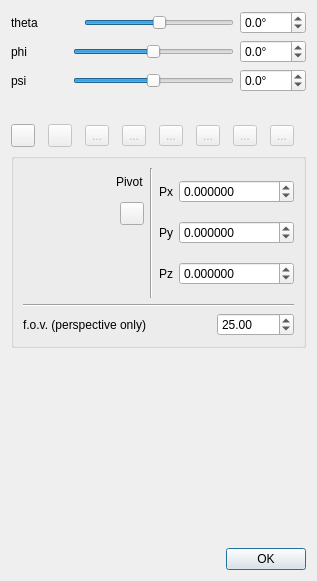
Before: the Qt Designer form qCC/ui_templates/cameraParamDlg.ui in CloudCompare/CloudCompare, drawn with Qt 5.
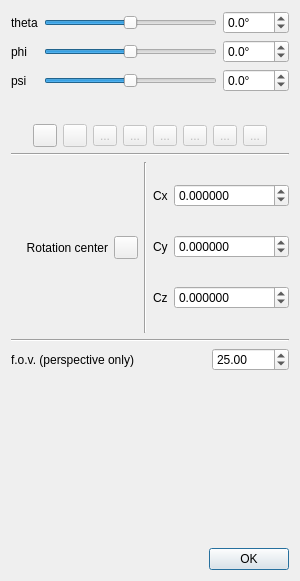
After: the same form once the commit is applied. Icons and pictures are not drawn.

The edit to the form file:
```diff
--- a/qCC/ui_templates/cameraParamDlg.ui
+++ b/qCC/ui_templates/cameraParamDlg.ui
@@ -6,52 +6,24 @@
    <rect>
     <x>0</x>
     <y>0</y>
-    <width>317</width>
+    <width>300</width>
     <height>581</height>
    </rect>
   </property>
-  <property name="minimumSize">
-   <size>
-    <width>317</width>
-    <height>581</height>
-   </size>
-  </property>
-  <property name="maximumSize">
-   <size>
-    <width>317</width>
-    <height>581</height>
-   </size>
-  </property>
   <property name="windowTitle">
    <string>Camera parameters</string>
   </property>
-  <layout class="QVBoxLayout" name="verticalLayout_3">
+  <layout class="QVBoxLayout" name="verticalLayout">
    <item>
-    <layout class="QHBoxLayout" name="horizontalLayout_2">
-     <item>
+    <layout class="QGridLayout" name="gridLayout">
+     <item row="0" column="0">
       <widget class="QLabel" name="label">
        <property name="text">
         <string>theta</string>
        </property>
       </widget>
      </item>
-     <item>
-      <spacer name="horizontalSpacer_2">
-       <property name="orientation">
-        <enum>Qt::Horizontal</enum>
-       </property>
-       <property name="sizeType">
-        <enum>QSizePolicy::Maximum</enum>
-       </property>
-       <property name="sizeHint" stdset="0">
-        <size>
-         <width>40</width>
-         <height>20</height>
-        </size>
-       </property>
-      </spacer>
-     </item>
-     <item>
+     <item row="0" column="1">
       <widget class="QSlider" name="thetaSlider">
        <property name="minimumSize">
         <size>
@@ -76,7 +48,7 @@
        </property>
       </widget>
      </item>
-     <item>
+     <item row="0" column="2">
       <widget class="QDoubleSpinBox" name="thetaSpinBox">
        <property name="suffix">
         <string>°</string>
@@ -95,34 +67,14 @@
        </property>
       </widget>
      </item>
-    </layout>
-   </item>
-   <item>
-    <layout class="QHBoxLayout" name="horizontalLayout">
-     <item>
+     <item row="1" column="0">
       <widget class="QLabel" name="label_2">
        <property name="text">
         <string>phi</string>
        </property>
       </widget>
      </item>
-     <item>
-      <spacer name="horizontalSpacer">
-       <property name="orientation">
-        <enum>Qt::Horizontal</enum>
-       </property>
-       <property name="sizeType">
-        <enum>QSizePolicy::Maximum</enum>
-       </property>
-       <property name="sizeHint" stdset="0">
-        <size>
-         <width>40</width>
-         <height>20</height>
-        </size>
-       </property>
-      </spacer>
-     </item>
-     <item>
+     <item row="1" column="1">
       <widget class="QSlider" name="phiSlider">
        <property name="minimumSize">
         <size>
@@ -147,7 +99,7 @@
        </property>
       </widget>
      </item>
-     <item>
+     <item row="1" column="2">
       <widget class="QDoubleSpinBox" name="phiSpinBox">
        <property name="suffix">
         <string>°</string>
@@ -166,34 +118,14 @@
        </property>
       </widget>
      </item>
-    </layout>
-   </item>
-   <item>
-    <layout class="QHBoxLayout" name="horizontalLayout_3">
-     <item>
+     <item row="2" column="0">
       <widget class="QLabel" name="label_3">
        <property name="text">
         <string>psi</string>
        </property>
       </widget>
      </item>
-     <item>
-      <spacer name="horizontalSpacer_3">
-       <property name="orientation">
-        <enum>Qt::Horizontal</enum>
-       </property>
-       <property name="sizeType">
-        <enum>QSizePolicy::Maximum</enum>
-       </property>
-       <property name="sizeHint" stdset="0">
-        <size>
-         <width>40</width>
-         <height>20</height>
-        </size>
-       </property>
-      </spacer>
-     </item>
-     <item>
+     <item row="2" column="1">
       <widget class="QSlider" name="psiSlider">
        <property name="minimumSize">
         <size>
@@ -218,7 +150,7 @@
        </property>
       </widget>
      </item>
-     <item>
+     <item row="2" column="2">
       <widget class="QDoubleSpinBox" name="psiSpinBox">
        <property name="suffix">
         <string>°</string>
@@ -296,6 +228,19 @@
    </item>
    <item>
     <layout class="QHBoxLayout" name="horizontalLayout_9">
+     <item>
+      <spacer name="horizontalSpacer">
+       <property name="orientation">
+        <enum>Qt::Horizontal</enum>
+       </property>
+       <property name="sizeHint" stdset="0">
+        <size>
+         <width>40</width>
+         <height>20</height>
+        </size>
+       </property>
+      </spacer>
+     </item>
      <item>
       <widget class="QToolButton" name="pushMatrixToolButton">
        <property name="toolTip">
@@ -441,56 +386,56 @@
        </layout>
       </widget>
      </item>
+     <item>
+      <spacer name="horizontalSpacer_2">
+       <property name="orientation">
+        <enum>Qt::Horizontal</enum>
+       </property>
+       <property name="sizeHint" stdset="0">
+        <size>
+         <width>40</width>
+         <height>20</height>
+        </size>
+       </property>
+      </spacer>
+     </item>
     </layout>
    </item>
    <item>
-    <widget class="QGroupBox" name="groupBox">
-     <property name="title">
-      <string/>
+    <widget class="Line" name="line_3">
+     <property name="orientation">
+      <enum>Qt::Horizontal</enum>
      </property>
-     <layout class="QVBoxLayout" name="verticalLayout_4">
+    </widget>
+   </item>
       <item>
-       <layout class="QHBoxLayout" name="horizontalLayout_13">
+    <layout class="QHBoxLayout" name="horizontalLayout">
         <item>
          <layout class="QVBoxLayout" name="verticalLayout_2">
           <item>
-           <layout class="QHBoxLayout" name="horizontalLayout_10">
-            <item>
-             <spacer name="horizontalSpacer_6">
+        <spacer name="verticalSpacer_3">
               <property name="orientation">
-               <enum>Qt::Horizontal</enum>
+          <enum>Qt::Vertical</enum>
               </property>
               <property name="sizeHint" stdset="0">
                <size>
-                <width>13</width>
-                <height>28</height>
+           <width>20</width>
+           <height>40</height>
                </size>
               </property>
              </spacer>
-            </item>
-            <item>
-             <widget class="QLabel" name="label_9">
-              <property name="text">
-               <string>Pivot</string>
-              </property>
-             </widget>
-            </item>
-           </layout>
           </item>
           <item>
            <layout class="QHBoxLayout" name="horizontalLayout_12">
             <item>
-             <spacer name="horizontalSpacer_9">
-              <property name="orientation">
-               <enum>Qt::Horizontal</enum>
-              </property>
-              <property name="sizeHint" stdset="0">
-               <size>
-                <width>40</width>
-                <height>20</height>
-               </size>
-              </property>
-             </spacer>
+          <widget class="QLabel" name="label_9">
+           <property name="text">
+            <string>Rotation center</string>
+           </property>
+           <property name="alignment">
+            <set>Qt::AlignRight|Qt::AlignTrailing|Qt::AlignVCenter</set>
+           </property>
+          </widget>
             </item>
             <item>
              <widget class="QToolButton" name="centerPointPickingToolButton">
@@ -534,65 +479,29 @@
          </widget>
         </item>
         <item>
-         <layout class="QVBoxLayout" name="verticalLayout">
-          <item>
-           <layout class="QHBoxLayout" name="horizontalLayout_4">
-            <item>
-             <widget class="QLabel" name="label_4">
-              <property name="text">
-               <string>Px</string>
-              </property>
-             </widget>
-            </item>
-            <item>
-             <widget class="QDoubleSpinBox" name="txDoubleSpinBox">
-              <property name="decimals">
-               <number>6</number>
-              </property>
-              <property name="minimum">
-               <double>-999999999.000000000000000</double>
-              </property>
-              <property name="maximum">
-               <double>999999999.000000000000000</double>
-              </property>
-             </widget>
-            </item>
-           </layout>
-          </item>
-          <item>
-           <layout class="QHBoxLayout" name="horizontalLayout_5">
-            <item>
+      <layout class="QGridLayout" name="gridLayout_2">
+       <item row="1" column="0">
              <widget class="QLabel" name="label_5">
               <property name="text">
-               <string>Py</string>
+          <string>Cy</string>
               </property>
              </widget>
             </item>
-            <item>
-             <widget class="QDoubleSpinBox" name="tyDoubleSpinBox">
-              <property name="decimals">
-               <number>6</number>
-              </property>
-              <property name="minimum">
-               <double>-999999999.000000000000000</double>
-              </property>
-              <property name="maximum">
-               <double>999999999.000000000000000</double>
-              </property>
-             </widget>
-            </item>
-           </layout>
-          </item>
-          <item>
-           <layout class="QHBoxLayout" name="horizontalLayout_6">
-            <item>
+       <item row="0" column="0">
+        <widget class="QLabel" name="label_4">
+         <property name="text">
+          <string>Cx</string>
+         </property>
+        </widget>
+       </item>
+       <item row="2" column="0">
              <widget class="QLabel" name="label_6">
               <property name="text">
-               <string>Pz</string>
+          <string>Cz</string>
               </property>
              </widget>
             </item>
-            <item>
+       <item row="2" column="1">
              <widget class="QDoubleSpinBox" name="tzDoubleSpinBox">
               <property name="decimals">
                <number>6</number>
@@ -605,7 +514,31 @@
               </property>
              </widget>
             </item>
-           </layout>
+       <item row="1" column="1">
+        <widget class="QDoubleSpinBox" name="tyDoubleSpinBox">
+         <property name="decimals">
+          <number>6</number>
+         </property>
+         <property name="minimum">
+          <double>-999999999.000000000000000</double>
+         </property>
+         <property name="maximum">
+          <double>999999999.000000000000000</double>
+         </property>
+        </widget>
+       </item>
+       <item row="0" column="1">
+        <widget class="QDoubleSpinBox" name="txDoubleSpinBox">
+         <property name="decimals">
+          <number>6</number>
+         </property>
+         <property name="minimum">
+          <double>-999999999.000000000000000</double>
+         </property>
+         <property name="maximum">
+          <double>999999999.000000000000000</double>
+         </property>
+        </widget>
           </item>
          </layout>
         </item>
@@ -654,9 +587,6 @@
          </widget>
         </item>
        </layout>
-      </item>
-     </layout>
-    </widget>
    </item>
    <item>
     <spacer name="verticalSpacer_2">
```
Left out of the diff: 8 changed lines with no effect on the pictures. Lines whose indentation alone changed are shown as unchanged.
